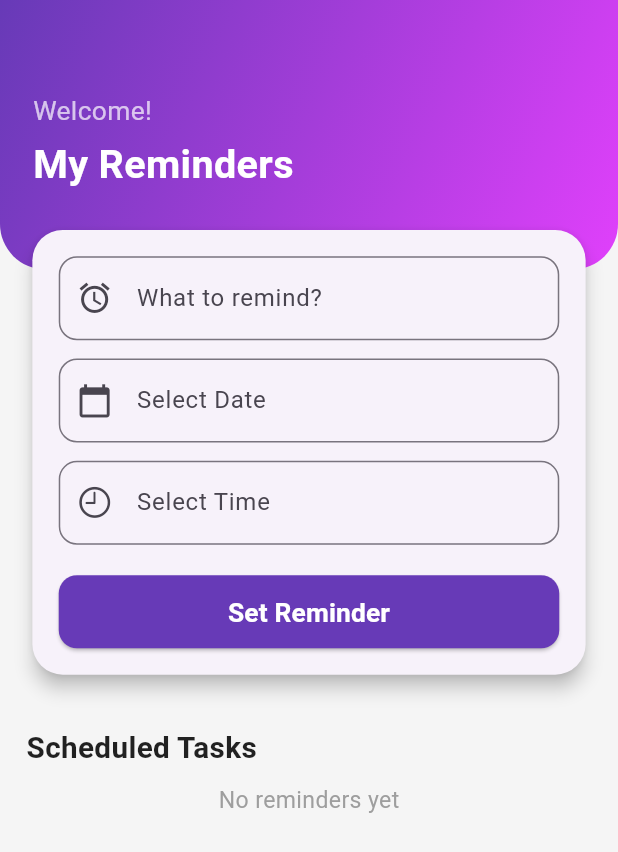
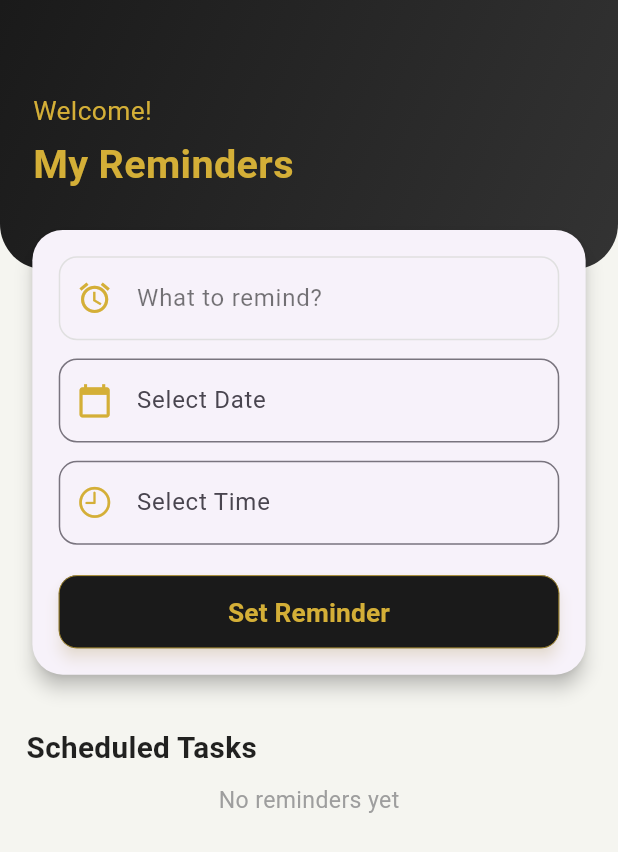
Before and after one commit to MuhammadRizwan-dev/reminder_app, a Flutter app: the screen it shows after launch, on a phone screen of 412 x 824 dp. Shown: the top 852 px of the screen. Run offline on Flutter 3.47's test engine with Material 3 defaults, Android fonts, the phone set to English and light mode, and no system bars; our stand-ins replace flutter_local_notifications, flutter_screenutil, sqflite, timezone; accounts and stored records are empty.

```diff
--- a/lib/screens/home_screen.dart
+++ b/lib/screens/home_screen.dart
@@ -22,7 +22,9 @@ class _HomeScreenState extends State<HomeScreen> {
   List<Reminder> reminderList = [];
   DateTime? selectedDate;
   TimeOfDay? selectedTime;
-
+  static const Color premiumGold = Color(0xFFD4AF37);
+  static const Color premiumBlack = Color(0xFF1A1A1A);
+  static const Color lightCream = Color(0xFFF5F5F0);
   void _loadData() async {
     final data = await DatabaseHelper.instance.fetchReminders();
     setState(() {
@@ -56,7 +58,7 @@ class _HomeScreenState extends State<HomeScreen> {
   @override
   Widget build(BuildContext context) {
     return Scaffold(
-      backgroundColor: Colors.grey[100],
+      backgroundColor: lightCream,
       body: SingleChildScrollView(
         child: Column(
           children: [
@@ -70,7 +72,7 @@ class _HomeScreenState extends State<HomeScreen> {
               ),
               decoration: BoxDecoration(
                 gradient: const LinearGradient(
-                  colors: [Colors.deepPurple, Colors.purpleAccent],
+                  colors: [premiumBlack, Color(0xFF333333)],
                   begin: Alignment.topLeft,
                   end: Alignment.bottomRight,
                 ),
@@ -84,13 +86,13 @@ class _HomeScreenState extends State<HomeScreen> {
                 children: [
                   Text(
                     "Welcome!",
-                    style: TextStyle(color: Colors.white70, fontSize: 16.sp),
+                    style: TextStyle(color: premiumGold, fontSize: 16.sp),
                   ),
                   SizedBox(height: 5.h),
                   Text(
                     "My Reminders",
                     style: TextStyle(
-                      color: Colors.white,
+                      color: premiumGold,
                       fontSize: 24.sp,
                       fontWeight: FontWeight.bold,
                     ),
@@ -114,14 +116,23 @@ class _HomeScreenState extends State<HomeScreen> {
                       child: Column(
                         children: [
                           TextFormField(
-                            controller: reminderController,
+                            controller: reminderController,cursorColor: premiumGold,
                             validator: (value) => value == null || value.isEmpty
                                 ? "Required"
                                 : null,
                             decoration: InputDecoration(
                               labelText: "What to remind?",
-                              prefixIcon: Icon(Icons.alarm, size: 22.sp),
+                              labelStyle: TextStyle(color: premiumBlack.withOpacity(0.6)),
+                              prefixIcon: Icon(Icons.alarm,color: premiumGold, size: 22.sp),
                               border: OutlineInputBorder(
+                                borderRadius: BorderRadius.circular(12.r),
+                              ),
+                              focusedBorder: OutlineInputBorder(
+                                borderSide: BorderSide(color: premiumGold, width: 2),
+                                borderRadius: BorderRadius.circular(12.r),
+                              ),
+                              enabledBorder: OutlineInputBorder(
+                                borderSide: BorderSide(color: Colors.grey.shade300),
                                 borderRadius: BorderRadius.circular(12.r),
                               ),
                             ),
@@ -129,6 +140,7 @@ class _HomeScreenState extends State<HomeScreen> {
                           SizedBox(height: 12.h),
                           TextFormField(
                             controller: dateController,
+                            cursorColor: premiumGold,
                             readOnly: true,
                             validator: (value) => value == null || value.isEmpty
                                 ? "Required"
@@ -136,7 +148,7 @@ class _HomeScreenState extends State<HomeScreen> {
                             decoration: InputDecoration(
                               labelText: "Select Date",
                               prefixIcon: Icon(
-                                Icons.calendar_today,
+                                Icons.calendar_today,color: premiumGold,
                                 size: 22.sp,
                               ),
                               border: OutlineInputBorder(
@@ -162,6 +174,7 @@ class _HomeScreenState extends State<HomeScreen> {
                           SizedBox(height: 12.h),
                           TextFormField(
                             controller: timeController,
+                            cursorColor: premiumGold,
                             readOnly: true,
                             validator: (value) => value == null || value.isEmpty
                                 ? "Required"
@@ -169,7 +182,7 @@ class _HomeScreenState extends State<HomeScreen> {
                             decoration: InputDecoration(
                               labelText: "Select Time",
                               prefixIcon: Icon(
-                                CupertinoIcons.time,
+                                CupertinoIcons.time,color: premiumGold,
                                 size: 22.sp,
                               ),
                               border: OutlineInputBorder(
@@ -195,10 +208,13 @@ class _HomeScreenState extends State<HomeScreen> {
                             height: 48.h,
                             child: ElevatedButton(
                               style: ElevatedButton.styleFrom(
-                                backgroundColor: Colors.deepPurple,
-                                foregroundColor: Colors.white,
+                                backgroundColor: premiumBlack,
+                                foregroundColor: premiumGold,
+                                elevation: 4,
+                                shadowColor: premiumGold.withValues(alpha: 0.3),
                                 shape: RoundedRectangleBorder(
                                   borderRadius: BorderRadius.circular(12.r),
+                                  side: BorderSide(color: premiumGold, width: 0.5),
                                 ),
                               ),
                               onPressed: () async {
@@ -229,16 +245,6 @@ class _HomeScreenState extends State<HomeScreen> {
                                     finalTime,
                                   );
                                   _loadData();
-                                  // setState(() {
-                                  //   reminderList.add(
-                                  //     Reminder(
-                                  //       id: DateTime.now().toString(),
-                                  //       title: reminderController.text,
-                                  //       date: dateController.text,
-                                  //       time: timeController.text,
-                                  //     ),
-                                  //   );
-                                  // });
 
                                   reminderController.clear();
                                   dateController.clear();
@@ -327,17 +333,19 @@ class _HomeScreenState extends State<HomeScreen> {
                               },
 
                               child: Card(
+                                elevation: 0,
                                 margin: EdgeInsets.only(bottom: 10.h),
                                 shape: RoundedRectangleBorder(
                                   borderRadius: BorderRadius.circular(15.r),
+                                  side: BorderSide(color: Colors.grey.withOpacity(0.2), width: 1),
                                 ),
                                 child: ListTile(
                                   leading: CircleAvatar(
-                                    backgroundColor: Colors.deepPurple
+                                    backgroundColor: premiumGold
                                         .withValues(alpha: 0.1),
                                     child: Icon(
                                       Icons.notifications_active,
-                                      color: Colors.deepPurple,
+                                      color: premiumGold,
                                       size: 20.sp,
                                     ),
                                   ),
--- a/lib/tools/notification_service.dart
+++ b/lib/tools/notification_service.dart
@@ -20,9 +20,7 @@ class NotificationService {
       await androidImplementation.requestExactAlarmsPermission();
     }
 
-    const AndroidInitializationSettings android = AndroidInitializationSettings(
-      '@mipmap/ic_launcher',
-    );
+    const AndroidInitializationSettings android = AndroidInitializationSettings('launcher_icon');
 
     const InitializationSettings settings = InitializationSettings(
       android: android,
```
Also changed, not shown: pubspec.yaml (+7 -0 lines), assets/appIcon/appIcon.jpg (added), pubspec.lock, 6 other files.
